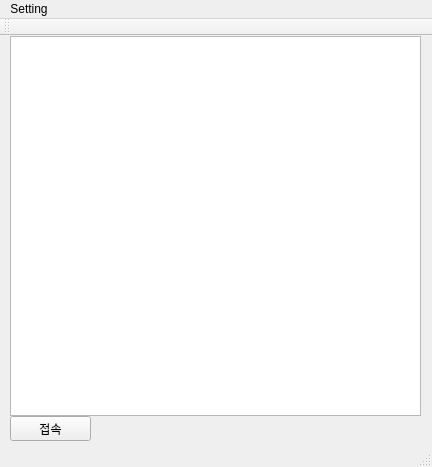
This is mainwindow.ui in ksyoon70/LLPR_EX_FTPClient as Qt 5 draws it before an edit. The edited form follows.
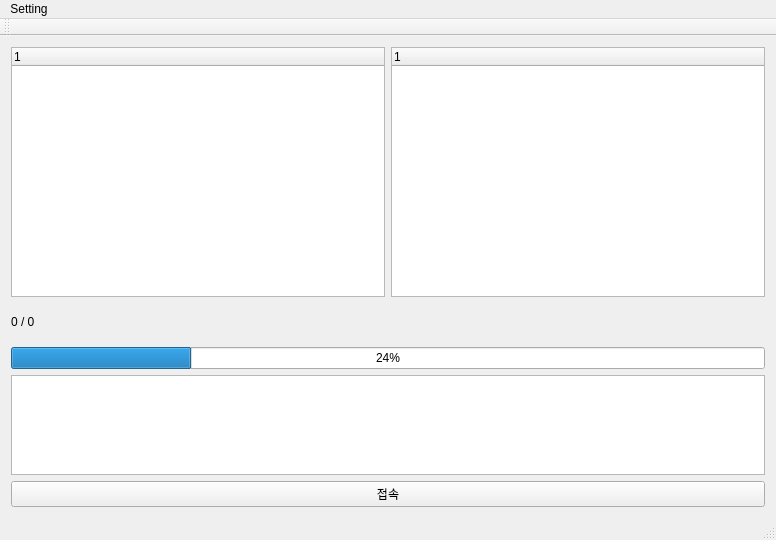
This is the edited form.

Patch:
```diff
--- a/mainwindow.ui
+++ b/mainwindow.ui
@@ -6,44 +6,119 @@
    <rect>
     <x>0</x>
     <y>0</y>
-    <width>432</width>
-    <height>467</height>
+    <width>776</width>
+    <height>540</height>
    </rect>
   </property>
   <property name="windowTitle">
    <string>MainWindow</string>
   </property>
   <widget class="QWidget" name="centralWidget">
-   <widget class="QTextEdit" name="teFTPlog">
-    <property name="geometry">
-     <rect>
-      <x>10</x>
-      <y>0</y>
-      <width>411</width>
-      <height>380</height>
-     </rect>
-    </property>
-   </widget>
-   <widget class="QPushButton" name="connectButton">
-    <property name="geometry">
-     <rect>
-      <x>10</x>
-      <y>380</y>
-      <width>81</width>
-      <height>25</height>
-     </rect>
-    </property>
-    <property name="text">
-     <string>접속</string>
-    </property>
-   </widget>
+   <layout class="QGridLayout" name="gridLayout">
+    <item row="0" column="0">
+     <layout class="QVBoxLayout" name="verticalLayout">
+      <item>
+       <layout class="QHBoxLayout" name="horizontalLayout">
+        <property name="sizeConstraint">
+         <enum>QLayout::SetDefaultConstraint</enum>
+        </property>
+        <item>
+         <widget class="QTreeWidget" name="localFileList">
+          <property name="sizePolicy">
+           <sizepolicy hsizetype="Expanding" vsizetype="Minimum">
+            <horstretch>0</horstretch>
+            <verstretch>60</verstretch>
+           </sizepolicy>
+          </property>
+          <property name="minimumSize">
+           <size>
+            <width>0</width>
+            <height>250</height>
+           </size>
+          </property>
+          <column>
+           <property name="text">
+            <string notr="true">1</string>
+           </property>
+          </column>
+         </widget>
+        </item>
+        <item>
+         <widget class="QTreeWidget" name="remoteFileList">
+          <property name="sizePolicy">
+           <sizepolicy hsizetype="Expanding" vsizetype="Minimum">
+            <horstretch>0</horstretch>
+            <verstretch>0</verstretch>
+           </sizepolicy>
+          </property>
+          <property name="minimumSize">
+           <size>
+            <width>0</width>
+            <height>250</height>
+           </size>
+          </property>
+          <column>
+           <property name="text">
+            <string notr="true">1</string>
+           </property>
+          </column>
+         </widget>
+        </item>
+       </layout>
+      </item>
+      <item>
+       <widget class="QLabel" name="label_Byte">
+        <property name="text">
+         <string>0 / 0</string>
+        </property>
+       </widget>
+      </item>
+      <item>
+       <widget class="QProgressBar" name="progressBar">
+        <property name="value">
+         <number>24</number>
+        </property>
+       </widget>
+      </item>
+      <item>
+       <widget class="QTextEdit" name="teFTPlog">
+        <property name="sizePolicy">
+         <sizepolicy hsizetype="Expanding" vsizetype="Minimum">
+          <horstretch>0</horstretch>
+          <verstretch>20</verstretch>
+         </sizepolicy>
+        </property>
+        <property name="minimumSize">
+         <size>
+          <width>0</width>
+          <height>100</height>
+         </size>
+        </property>
+        <property name="maximumSize">
+         <size>
+          <width>16777215</width>
+          <height>100</height>
+         </size>
+        </property>
+       </widget>
+      </item>
+     </layout>
+    </item>
+    <item row="1" column="0">
+     <widget class="QPushButton" name="connectButton">
+      <property name="text">
+       <string>접속</string>
+      </property>
+     </widget>
+    </item>
+   </layout>
   </widget>
   <widget class="QMenuBar" name="menuBar">
    <property name="geometry">
     <rect>
      <x>0</x>
      <y>0</y>
-     <width>432</width>
+     <width>776</width>
      <height>22</height>
     </rect>
    </property>
```
